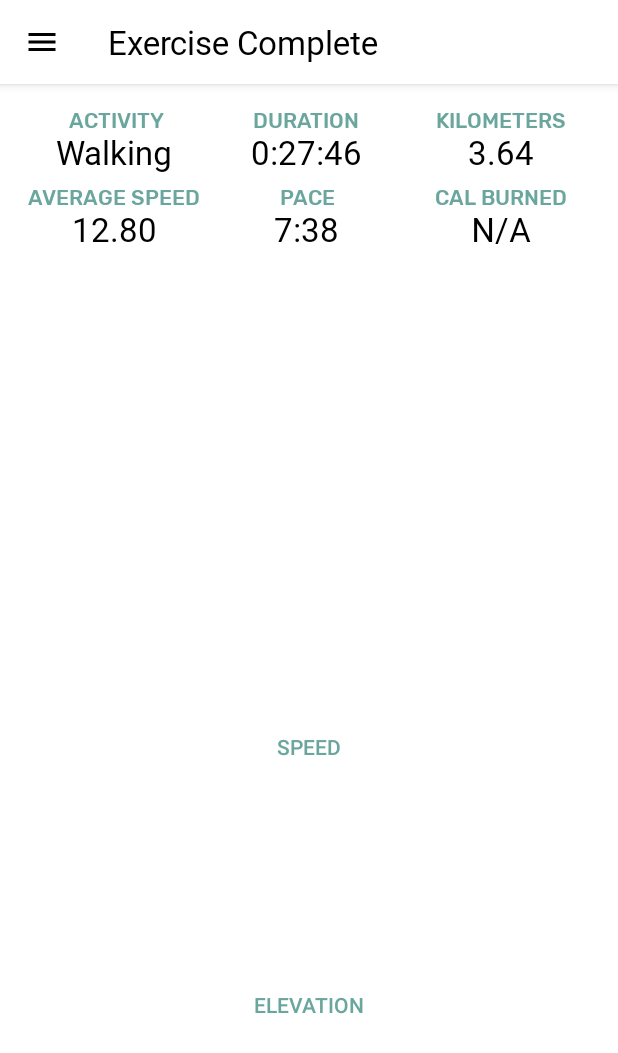
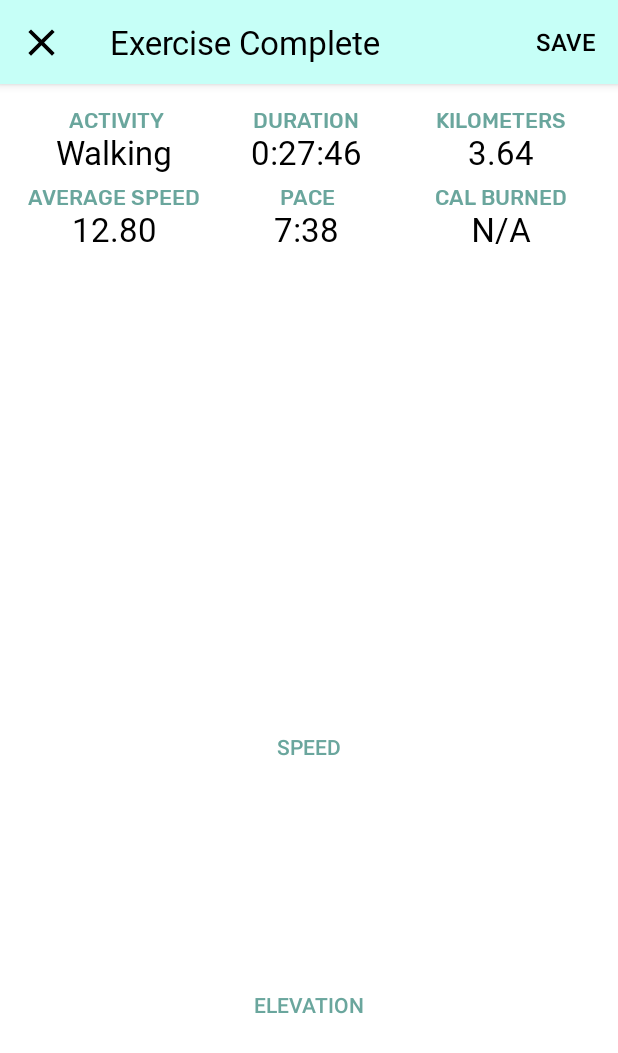
Before and after one commit to antonjolsson/log-the-jog, an Android app: the layout fragment_exercise_complete.xml on its own in the app's theme, with its tools: preview values and no code run, on a phone screen of 412 x 824 dp. Shown: the top 1053 px of the screen. Run offline under Robolectric (Android 15) with nearby library versions, the light colour scheme and no system bars.

Commit message:
Nav icon pressed

```diff
--- a/app/src/main/java/com/antware/joggerlogger/ExerciseCompleteFragment.java
+++ b/app/src/main/java/com/antware/joggerlogger/ExerciseCompleteFragment.java
@@ -34,7 +34,7 @@ public class ExerciseCompleteFragment extends Fragment {
     enum VerticalData {SPEED, ELEVATION}
     HorizontalData horizData = DISTANCE;
 
-    private FragmentExerciseCompleteBinding mainBinding;
+    private FragmentExerciseCompleteBinding binding;
 
     @Override
     public void onCreate(Bundle savedInstanceState) {
@@ -47,15 +47,16 @@ public class ExerciseCompleteFragment extends Fragment {
     @Override
     public View onCreateView(@NotNull LayoutInflater inflater, ViewGroup container,
                              Bundle savedInstanceState) {
-        mainBinding = FragmentExerciseCompleteBinding.inflate(inflater, container, false);
+        binding = FragmentExerciseCompleteBinding.inflate(inflater, container, false);
 
-        return mainBinding.getRoot();
+        return binding.getRoot();
     }
 
     @Override
     public void onViewCreated(@NonNull View view, @Nullable Bundle savedInstanceState) {
         super.onViewCreated(view, savedInstanceState);
         LogViewModel model = new ViewModelProvider(requireActivity()).get(LogViewModel.class);
+        binding.completeToolbar.setNavigationOnClickListener(v -> requireActivity().onBackPressed());
         showNumericStats(model);
 
         FragmentManager fragmentManager = getChildFragmentManager();
@@ -82,15 +83,15 @@ public class ExerciseCompleteFragment extends Fragment {
     private void showNumericStats(LogViewModel model) {
         String durationText = StatsFragment.
                 Companion.getDurationText(Objects.requireNonNull(model.getDuration().getValue()));
-        mainBinding.durationLabelView.setText(durationText);
+        binding.durationLabelView.setText(durationText);
         String distanceText = String.format(Locale.ENGLISH, DISTANCE_FORMAT, model.getDistance().getValue());
-        mainBinding.distanceView.setText(distanceText);
+        binding.distanceView.setText(distanceText);
         String avgSpeedText =  String.format(Locale.ENGLISH, AVG_SPEED_FORMAT, model.getAvgSpeed().getValue());
-        mainBinding.completeAvgSpdView.setText(avgSpeedText);
+        binding.completeAvgSpdView.setText(avgSpeedText);
         LogViewModel.Duration pace = model.getPace().getValue();
         assert pace != null;
         String paceText = String.format(Locale.ENGLISH, "%1$d:%2$02d", pace.minutes, pace.seconds);
-        mainBinding.completePaceView.setText(paceText);
+        binding.completePaceView.setText(paceText);
     }
 
 
--- /dev/null
+++ b/app/src/main/res/drawable/ic_close_24px.xml
@@ -0,0 +1,9 @@
+<vector xmlns:android="http://schemas.android.com/apk/res/android"
+    android:width="30dp"
+    android:height="30dp"
+    android:viewportWidth="24"
+    android:viewportHeight="24">
+  <path
+      android:fillColor="@color/colorBlack"
+      android:pathData="M19,6.41L17.59,5 12,10.59 6.41,5 5,6.41 10.59,12 5,17.59 6.41,19 12,13.41 17.59,19 19,17.59 13.41,12z"/>
+</vector>
--- a/app/src/main/res/layout/fragment_exercise_complete.xml
+++ b/app/src/main/res/layout/fragment_exercise_complete.xml
@@ -56,19 +56,20 @@
     </androidx.constraintlayout.widget.ConstraintLayout>
 
     <androidx.appcompat.widget.Toolbar
-        android:id="@+id/toolbar2"
+        android:id="@+id/completeToolbar"
         android:layout_width="match_parent"
         android:layout_height="wrap_content"
-        android:background="@color/colorBackground"
+        android:background="#C6FFF7"
         android:clipChildren="false"
         android:elevation="4dp"
         android:minHeight="?attr/actionBarSize"
         android:outlineProvider="bounds"
-        android:theme="@style/AppTheme"
+        android:theme="@style/CompleteToolbarTheme"
         app:layout_constraintEnd_toEndOf="parent"
         app:layout_constraintStart_toStartOf="parent"
         app:layout_constraintTop_toTopOf="parent"
-        app:navigationIcon="@drawable/ic_menu_24px"
+        app:menu="@menu/top_app_bar_complete"
+        app:navigationIcon="@drawable/ic_close_24px"
         app:title="@string/exercise_complete"
         app:titleTextAppearance="@style/appbarTitleTheme"
         app:titleTextColor="@color/colorBlack" />
@@ -169,7 +170,7 @@
         android:layout_marginTop="16dp"
         app:layout_constraintEnd_toStartOf="@+id/guideline10"
         app:layout_constraintStart_toStartOf="@+id/guideline9"
-        app:layout_constraintTop_toBottomOf="@+id/toolbar2"
+        app:layout_constraintTop_toBottomOf="@+id/completeToolbar"
         tools:layout_conversion_absoluteHeight="50dp"
         tools:layout_conversion_absoluteWidth="94dp">
 
--- /dev/null
+++ b/app/src/main/res/menu-v26/top_app_bar_complete.xml
@@ -0,0 +1,15 @@
+<?xml version="1.0" encoding="utf-8"?>
+<menu xmlns:android="http://schemas.android.com/apk/res/android"
+    xmlns:app="http://schemas.android.com/apk/res-auto"
+    xmlns:tools="http://schemas.android.com/tools"
+    tools:context=".MainActivity">
+
+    <item
+        android:id="@+id/saveButton"
+        android:actionLayout="@layout/fragment_exercise_complete"
+        android:clipToPadding="true"
+        android:iconTint="@color/colorPrimaryDark"
+        android:title="@string/save"
+        app:showAsAction="always" />
+
+</menu>
--- /dev/null
+++ b/app/src/main/res/menu/top_app_bar_complete.xml
@@ -0,0 +1,14 @@
+<?xml version="1.0" encoding="utf-8"?>
+<menu xmlns:android="http://schemas.android.com/apk/res/android"
+    xmlns:app="http://schemas.android.com/apk/res-auto"
+    xmlns:tools="http://schemas.android.com/tools"
+    tools:context=".MainActivity">
+
+    <item
+        android:id="@+id/saveButton"
+        android:actionLayout="@layout/fragment_exercise_complete"
+        android:clipToPadding="true"
+        android:title="@string/save"
+        app:showAsAction="always" />
+
+</menu>
--- /dev/null
+++ b/app/src/main/res/values-v21/styles.xml
@@ -0,0 +1,11 @@
+<?xml version="1.0" encoding="utf-8"?>
+<resources>
+
+    <style name="AppTheme" parent="@style/Theme.MaterialComponents.Light.NoActionBar">
+        <!-- Customize your theme here. -->
+        <item name="colorPrimary">@color/colorPrimary</item>
+        <item name="colorPrimaryDark">@color/colorPrimaryDark</item>
+        <item name="colorAccent">@color/colorAccent</item>
+        <item name="android:navigationBarColor">@color/navigationBarColor</item>
+    </style>
+</resources>
--- a/app/src/main/res/values/colors.xml
+++ b/app/src/main/res/values/colors.xml
@@ -2,9 +2,11 @@
 <resources>
     <color name="colorPrimary">#9DF7EA</color>
     <color name="colorPrimaryDark">#6AA69D</color>
+    <color name="colorPrimaryDark2">#7abfb5</color>
     <color name="colorAccent">#FF8182</color>
     <color name="colorBlack">#000000</color>
     <color name="colorBackground">#FFFFFF</color>
     <color name="navigationBarColor">#003C33</color>
+    <color name="navigationBarColor2">#416660</color>
     <color name="colorDisabled">#A6A6A6</color>
 </resources>
--- a/app/src/main/res/values/strings.xml
+++ b/app/src/main/res/values/strings.xml
@@ -22,4 +22,5 @@
     <string name="elevation">Elevation</string>
     <string name="km">KM</string>
     <string name="time">time</string>
+    <string name="save">Save</string>
 </resources>
--- a/app/src/main/res/values/styles.xml
+++ b/app/src/main/res/values/styles.xml
@@ -5,7 +5,6 @@
         <item name="colorPrimary">@color/colorPrimary</item>
         <item name="colorPrimaryDark">@color/colorPrimaryDark</item>
         <item name="colorAccent">@color/colorAccent</item>
-        <item name="android:navigationBarColor">@color/navigationBarColor</item>
     </style>
 
     <style name="appbarTitleTheme" parent="TextAppearance.AppCompat.Large">
@@ -34,4 +33,15 @@
         <item name="android:textColor">@color/colorBlack</item>
     </style>
 
+    <style name="ToolbarTheme" parent="@style/ThemeOverlay.AppCompat.ActionBar">
+        <item name="colorControlNormal">@android:color/black</item>
+        <item name="android:textColorPrimary">@android:color/black</item>
+    </style>
+
+    <style name="CompleteToolbarTheme" parent="ToolbarTheme">
+        <item name="android:paddingEnd">2dp</item>
+        <item name="android:paddingStart">1dp</item>
+        <item name="android:textSize">16sp</item>
+    </style>
+
 </resources>
```
